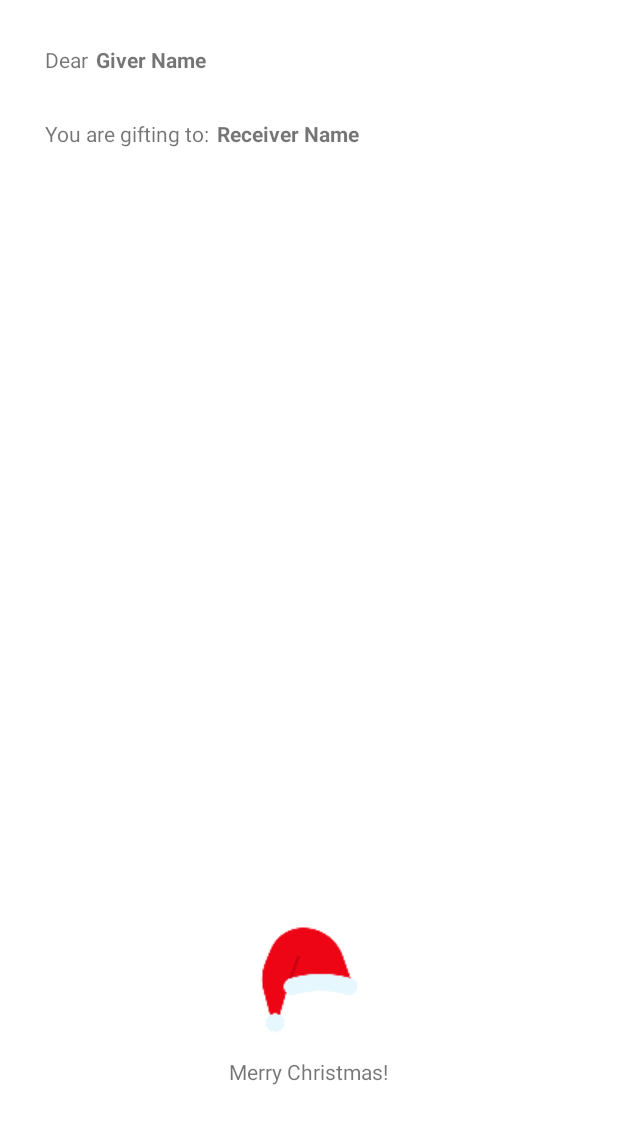
After one commit to emm-an-uel/secret-santa, an Android app: the layout secret_santa_pdf.xml on its own in the app's theme, with its tools: preview values and no code run, on a phone screen of 412 x 824 dp. The commit adds this screen. Shown: the top 1124 px of the screen. Run offline under Robolectric (Android 15) with nearby library versions, the phone set to English and light mode, and no system bars.

Commit message:
secret_santa_pdf

```diff
--- a/app/src/main/java/com/example/secretsanta/MainActivity.kt
+++ b/app/src/main/java/com/example/secretsanta/MainActivity.kt
@@ -15,6 +15,7 @@ class MainActivity : AppCompatActivity() {
     lateinit var btnReset: Button
     lateinit var mapNames: MutableMap<Int, String>
     lateinit var mapSecretSanta: MutableMap<String, String>
+    lateinit var listSecretSanta: ArrayList<PersonPair>
     var numOfUsers = 3
     var selfPaired = false
 
@@ -28,6 +29,7 @@ class MainActivity : AppCompatActivity() {
         btnGenerate = findViewById(R.id.btnGenerate)
         btnReset = findViewById(R.id.btnReset)
         mapSecretSanta = mutableMapOf()
+        listSecretSanta = arrayListOf()
         mapNames = mutableMapOf()
         mapNames.apply {
             put(0, "")
@@ -96,6 +98,7 @@ class MainActivity : AppCompatActivity() {
             listOfReceiving.remove(indexReceiving)
 
             mapSecretSanta[personGiving] = personReceiving
+            listSecretSanta.add(PersonPair(personGiving, personReceiving))
         }
 
         displayPairings()
--- /dev/null
+++ b/app/src/main/java/com/example/secretsanta/PersonPair.kt
@@ -0,0 +1,6 @@
+package com.example.secretsanta
+
+data class PersonPair (
+    val giver: String,
+    val receiver: String
+        )
--- /dev/null
+++ b/app/src/main/res/layout/secret_santa_pdf.xml
@@ -0,0 +1,66 @@
+<?xml version="1.0" encoding="utf-8"?>
+<androidx.constraintlayout.widget.ConstraintLayout xmlns:android="http://schemas.android.com/apk/res/android"
+    xmlns:app="http://schemas.android.com/apk/res-auto"
+    android:layout_width="match_parent"
+    android:layout_height="match_parent">
+
+    <TextView
+        android:id="@+id/tvDear"
+        android:layout_width="wrap_content"
+        android:layout_height="wrap_content"
+        android:layout_margin="30dp"
+        android:text="Dear"
+        app:layout_constraintLeft_toLeftOf="parent"
+        app:layout_constraintTop_toTopOf="parent" />
+
+    <TextView
+        android:id="@+id/tvGiver"
+        android:layout_width="wrap_content"
+        android:layout_height="wrap_content"
+        android:layout_marginHorizontal="5dp"
+        android:text="Giver Name"
+        android:textStyle="bold"
+        app:layout_constraintLeft_toRightOf="@id/tvDear"
+        app:layout_constraintTop_toTopOf="@id/tvDear" />
+
+    <TextView
+        android:id="@+id/tvInstructions"
+        android:layout_width="wrap_content"
+        android:layout_height="wrap_content"
+        android:layout_marginTop="30dp"
+        android:text="You are gifting to:"
+        app:layout_constraintLeft_toLeftOf="@id/tvDear"
+        app:layout_constraintTop_toBottomOf="@+id/tvDear" />
+
+    <TextView
+        android:id="@+id/tvReceiver"
+        android:layout_width="wrap_content"
+        android:layout_height="wrap_content"
+        android:layout_marginHorizontal="5dp"
+        android:text="Receiver Name"
+        android:textStyle="bold"
+        app:layout_constraintLeft_toRightOf="@id/tvInstructions"
+        app:layout_constraintTop_toTopOf="@id/tvInstructions" />
+
+    <ImageView
+        android:layout_width="wrap_content"
+        android:layout_height="wrap_content"
+        android:src="@mipmap/icon"
+        android:scaleX="1.5"
+        android:scaleY="1.5"
+        android:layout_marginBottom="15dp"
+        app:layout_constraintBottom_toTopOf="@+id/tvMerryChristmas"
+        app:layout_constraintLeft_toLeftOf="parent"
+        app:layout_constraintRight_toRightOf="parent" />
+
+    <TextView
+        android:id="@+id/tvMerryChristmas"
+        android:layout_width="wrap_content"
+        android:layout_height="wrap_content"
+        android:layout_marginBottom="100dp"
+        android:text="Merry Christmas!"
+        app:layout_constraintBottom_toBottomOf="parent"
+        app:layout_constraintLeft_toLeftOf="parent"
+        app:layout_constraintRight_toRightOf="parent" />
+
+</androidx.constraintlayout.widget.ConstraintLayout>
```
